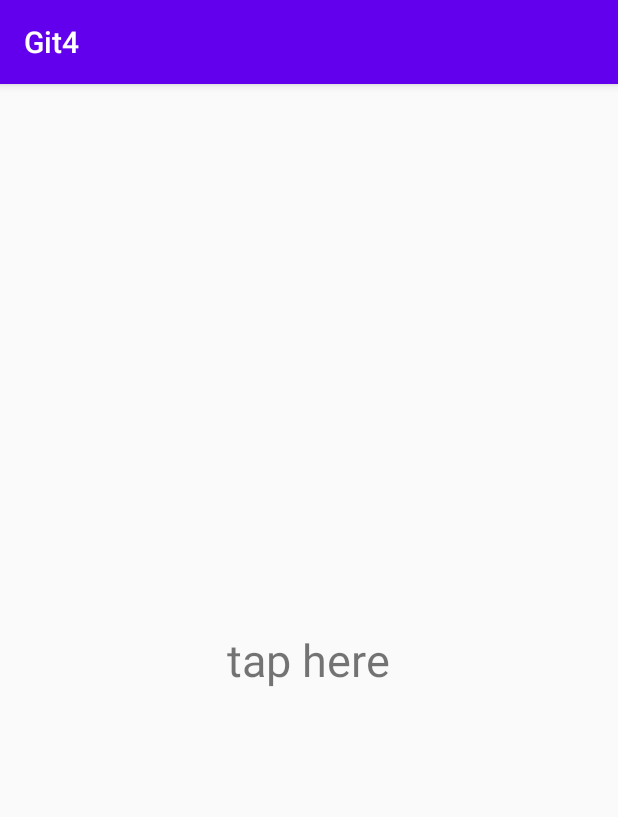
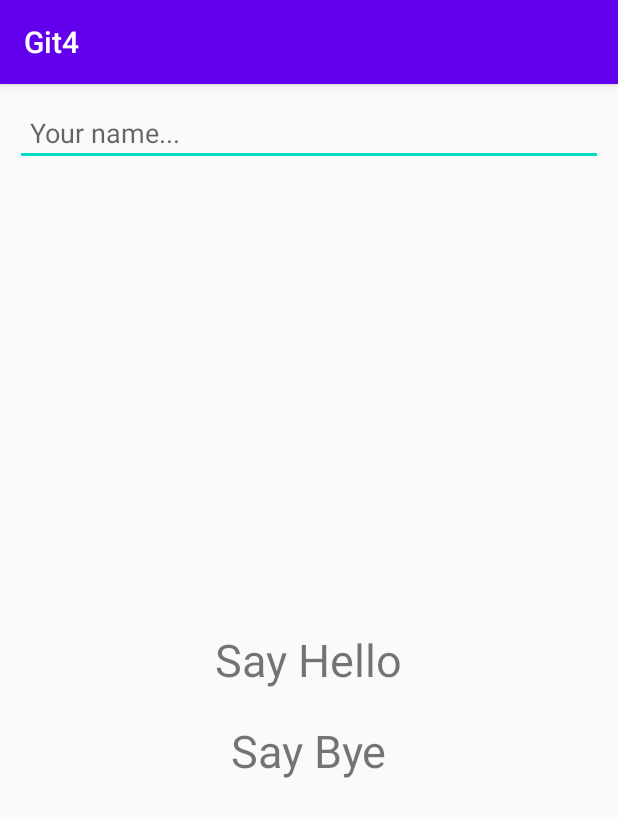
Before and after one commit to sajjadboodaghi/GitMeet, an Android app: the screen it shows after launch (MainActivity), on a phone screen of 412 x 824 dp. Shown: the top 817 px of the screen. Run offline under Robolectric (Android 15) with nearby library versions, the phone set to English and light mode, and no system bars; 1 statement that could not run was skipped.

Commit message:
add say and bye buttons and name edit text

```diff
--- a/app/src/main/java/ir/sajjadboodaghi/git4/MainActivity.kt
+++ b/app/src/main/java/ir/sajjadboodaghi/git4/MainActivity.kt
@@ -3,18 +3,26 @@ package ir.sajjadboodaghi.git4
 import androidx.appcompat.app.AppCompatActivity
 import android.os.Bundle
 import android.view.View
+import android.widget.EditText
 import android.widget.Toast
 
 class MainActivity : AppCompatActivity() {
+
+    val nameEdit: EditText = findViewById(R.id.name_edit)
 
     override fun onCreate(savedInstanceState: Bundle?) {
         super.onCreate(savedInstanceState)
         setContentView(R.layout.activity_main)
     }
 
-    fun showAlert(view: View) {
-        Toast
-            .makeText(this, "you tapped there", Toast.LENGTH_SHORT)
+    fun sayHello(view: View) {
+        Toast.makeText(this, "hello {nameEdit.getText().toString()", Toast.LENGTH_SHORT)
+             .show()
+    }
+
+    fun sayBye(view: View) {
+        val name =
+        Toast.makeText(this, "bye {nameEdit.getText().toString()}", Toast.LENGTH_SHORT)
             .show()
     }
 }
--- a/app/src/main/res/layout/activity_main.xml
+++ b/app/src/main/res/layout/activity_main.xml
@@ -1,17 +1,36 @@
 <?xml version="1.0" encoding="utf-8"?>
-<RelativeLayout
-    xmlns:android="http://schemas.android.com/apk/res/android"
+<RelativeLayout xmlns:android="http://schemas.android.com/apk/res/android"
     xmlns:tools="http://schemas.android.com/tools"
     android:layout_width="match_parent"
     android:layout_height="match_parent"
     tools:context=".MainActivity">
 
+    <EditText
+        android:layout_width="match_parent"
+        android:layout_height="wrap_content"
+        android:layout_alignParentTop="true"
+        android:hint="Your name..."
+        android:padding="10dp"
+        android:layout_margin="10dp"
+        android:id="@+id/name_edit"/>
+
+    <TextView
+        android:id="@+id/say_hello_text"
+        android:layout_width="wrap_content"
+        android:layout_height="wrap_content"
+        android:layout_centerInParent="true"
+        android:onClick="sayHello"
+        android:text="Say Hello"
+        android:textSize="30sp" />
+
     <TextView
         android:layout_width="wrap_content"
         android:layout_height="wrap_content"
+        android:layout_marginTop="20dp"
+        android:layout_below="@+id/say_hello_text"
         android:layout_centerInParent="true"
-        android:textSize="30sp"
-        android:onClick="showAlert"
-        android:text="tap here" />
+        android:onClick="sayBye"
+        android:text="Say Bye"
+        android:textSize="30sp" />
 
 </RelativeLayout>
```
